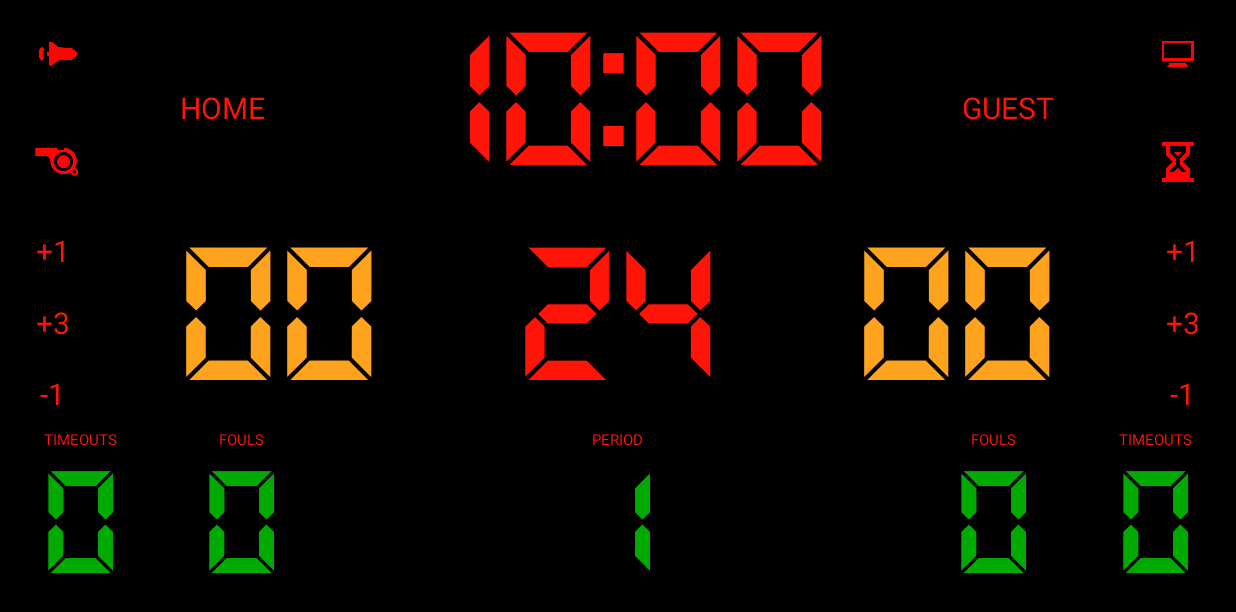
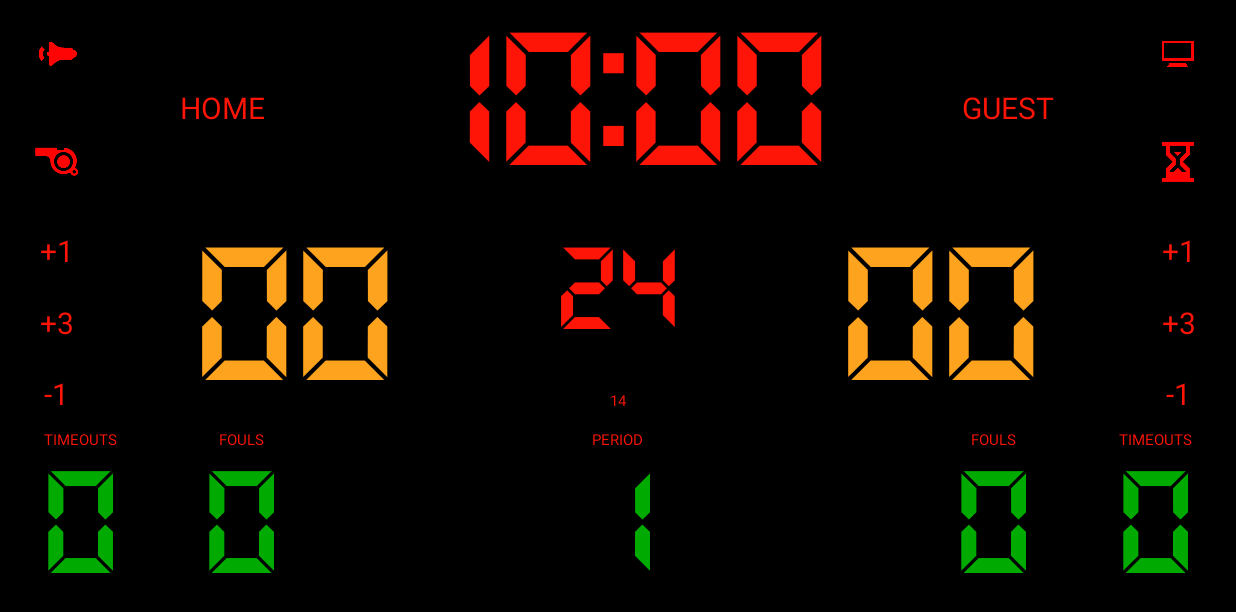
Before and after one commit to smiler25/BasketballScoreboard, an Android app: the screen it shows after launch (MainActivity), on a phone screen of 824 x 412 dp (held sideways). Shown: the top 612 px of the screen. Run offline under Robolectric (Android 15) with nearby library versions, the phone set to English and light mode, and no system bars; libraries missing offline, so code that uses them is left out: com.mikepenz.materialdrawer; 3 statements that could not run were skipped.

Commit message:
переключатель на короткое время на атаку

```diff
--- a/app/src/main/java/com/smiler/basketball_scoreboard/MainActivity.java
+++ b/app/src/main/java/com/smiler/basketball_scoreboard/MainActivity.java
@@ -60,8 +60,8 @@ public class MainActivity extends AppCompatActivity implements View.OnClickListe
     private TextView hScoreView, gScoreView;
     private TextView hTimeoutsView, hTimeouts20View;
     private TextView gTimeoutsView, gTimeouts20View;
-    private TextView hFoulsView;
-    private TextView gFoulsView;
+    private TextView hFoulsView, gFoulsView;
+    private TextView shotTimeSwitchView;
     private Drawer.Result drawer;
 
     private int layout, autoSaveResults, autoSound, actualTime, timeoutRules;
@@ -105,8 +105,6 @@ public class MainActivity extends AppCompatActivity implements View.OnClickListe
     @Override
     protected void onCreate(Bundle savedInstanceState) {
         super.onCreate(savedInstanceState);
-
-        System.out.println(getResources().getString(R.string.res_type));
 
         sharedPref = PreferenceManager.getDefaultSharedPreferences(this);
         getSettings();
@@ -217,6 +215,7 @@ public class MainActivity extends AppCompatActivity implements View.OnClickListe
         hFoulsView = (TextView) findViewById(R.id.homeFoulsView);
         gFoulsView = (TextView) findViewById(R.id.guestFoulsView);
         shotTimeView = (TextView) findViewById(R.id.shotTimeView);
+        shotTimeSwitchView = (TextView) findViewById(R.id.shotTimeSwitch);
 
         periodView.setOnClickListener(this);
         hFoulsView.setOnClickListener(this);
@@ -229,8 +228,11 @@ public class MainActivity extends AppCompatActivity implements View.OnClickListe
         if (enableShotTime) {
             shotTimeView.setOnClickListener(this);
             shotTimeView.setOnLongClickListener(this);
+            shotTimeSwitchView.setOnClickListener(this);
+            shotTimeSwitchView.setText(Long.toString(shortShotTimePref / 1000));
         } else {
             shotTimeView.setVisibility(View.INVISIBLE);
+            shotTimeSwitchView.setVisibility(View.INVISIBLE);
         }
 
         initBottomLineTimeouts();
@@ -437,6 +439,16 @@ public class MainActivity extends AppCompatActivity implements View.OnClickListe
                     } else {
                         shotTime = shotTimePref;
                     }
+                    setShotTimeText(shotTime);
+                }
+                break;
+            case R.id.shotTimeSwitch:
+                shotTickInterval = Constants.SECOND;
+                if (shotTimer != null && enableShotTime && shotTimerOn) { shotTimer.cancel(); }
+                shotTime = shortShotTimePref;
+                if (mainTimerOn) {
+                    startShotCountDownTimer(shortShotTimePref);
+                } else {
                     setShotTimeText(shotTime);
                 }
                 break;
@@ -811,7 +823,12 @@ public class MainActivity extends AppCompatActivity implements View.OnClickListe
     }
 
     private void newGame() {
-        if (PrefActivity.gamePrefChanged || PrefActivity.appPrefChanged) { getSettings(); }
+        if (PrefActivity.gamePrefChanged || PrefActivity.appPrefChanged) {
+            getSettings();
+            if (enableShotTime) {
+                shotTimeSwitchView.setText(Long.toString(shortShotTimePref / 1000));
+            }
+        }
         if (layoutChanged || timeoutsRulesChanged) {
             if (layout == 0) {
                 initExtensiveLayout();
--- a/app/src/main/res/layout/activity_main.xml
+++ b/app/src/main/res/layout/activity_main.xml
@@ -84,11 +84,8 @@
                 android:src="@drawable/ic_timeout" />
         </LinearLayout>
 
-
-
     </LinearLayout>
     <!-- end of first line -->
-
 
     <!-- second line -->
     <LinearLayout
@@ -108,21 +105,21 @@
                 android:layout_weight="1"
                 android:id="@+id/plus1HomeView"
                 android:text="@string/plus1"
-                android:textAppearance="?android:attr/textAppearanceMedium" />
+                />
 
             <TextView
                 style="@style/scoreChangers"
                 android:layout_weight="1"
                 android:id="@+id/plus3HomeView"
                 android:text="@string/plus3"
-                android:textAppearance="?android:attr/textAppearanceMedium" />
+                />
 
             <TextView
                 style="@style/scoreChangers"
                 android:layout_weight="1"
                 android:id="@+id/minus1HomeView"
                 android:text="@string/minus1"
-                android:textAppearance="?android:attr/textAppearanceMedium"/>
+                />
         </LinearLayout>
 
          <com.smiler.basketball_scoreboard.elements.CustomFontTextView
@@ -130,22 +127,43 @@
             android:layout_weight="2"
             android:id="@+id/homeScoreView"
             android:text="@string/two_zeros"
-            android:textAppearance="?android:attr/textAppearanceMedium" />
+            />
 
-        <com.smiler.basketball_scoreboard.elements.CustomFontTextView
-            style="@style/ledDigitsWeight2"
+        <LinearLayout
+            android:orientation="vertical"
+            style="@style/matchParentCenter"
             android:layout_weight="2"
-            android:id="@+id/shotTimeView"
-            android:text="@string/shot_time"
-            android:maxWidth="@dimen/shot_time_max_width"
-            android:textAppearance="?android:attr/textAppearanceLarge" />
+            >
+
+            <com.smiler.basketball_scoreboard.elements.CustomFontTextView
+                style="@style/ledDigitsWeight2"
+                android:layout_height="wrap_content"
+                android:layout_width="wrap_content"
+                android:layout_weight="2"
+                android:id="@+id/shotTimeView"
+                android:text="@string/shot_time"
+                android:maxWidth="@dimen/shot_time_max_width"
+                android:textSize="80dp"
+                />
+
+            <TextView
+                android:id="@+id/shotTimeSwitch"
+                style="@style/label"
+                android:layout_height="wrap_content"
+                android:layout_width="match_parent"
+                android:text="@string/switch_shot_clock"
+                android:layout_weight="2"
+                android:layout_marginBottom="@dimen/label_margin2"
+                />
+
+        </LinearLayout>
 
         <com.smiler.basketball_scoreboard.elements.CustomFontTextView
             style="@style/scoreStyle"
             android:layout_weight="2"
             android:id="@+id/guestScoreView"
             android:text="@string/two_zeros"
-            android:textAppearance="?android:attr/textAppearanceMedium" />
+            />
 
 
         <LinearLayout
--- a/app/src/main/res/values/strings.xml
+++ b/app/src/main/res/values/strings.xml
@@ -48,6 +48,7 @@
     <string name="edit_guest_name">Enter new guest team name</string>
     <string name="edit_name">Enter new name</string>
 
+    <string name="switch_shot_clock" translatable="false">14</string>
     <string name="label_timeouts">timeouts</string>
     <string name="label_timeouts_left">TO left</string>
     <string name="label_timeout_full" translatable="false">full</string>
@@ -56,7 +57,6 @@
     <string name="label_period">period</string>
 
     <string name="toast_confirm_exit">Click again to exit</string>
-
 
     <string name="help_text">Interface interaction.\n
         \n
```
